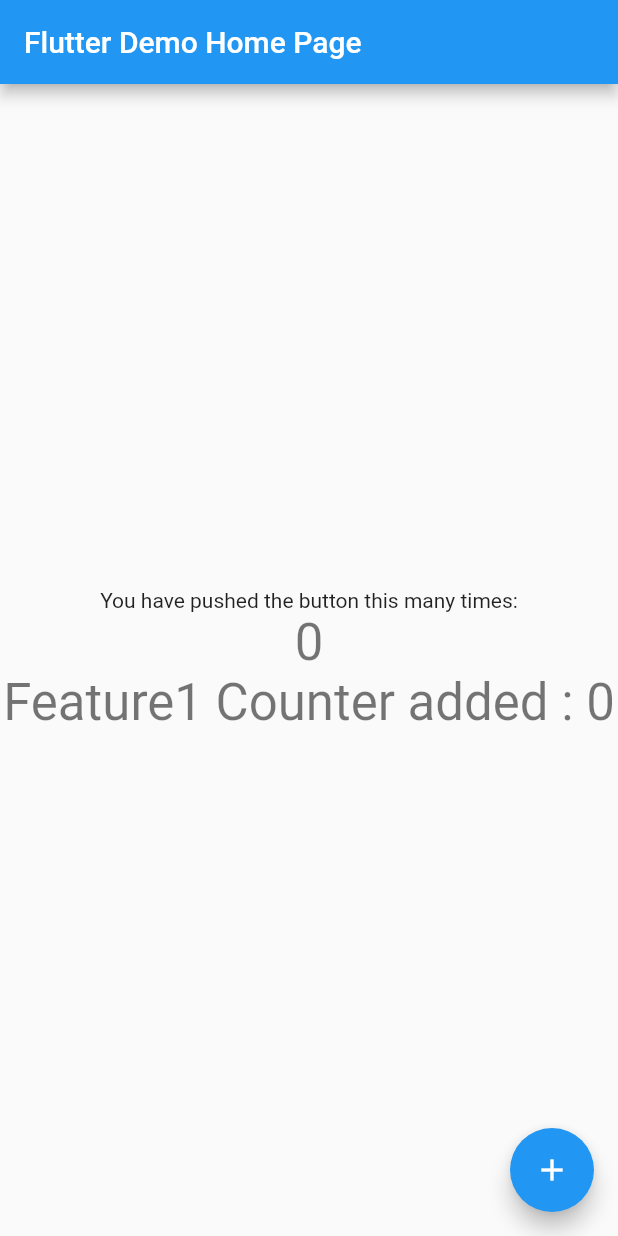
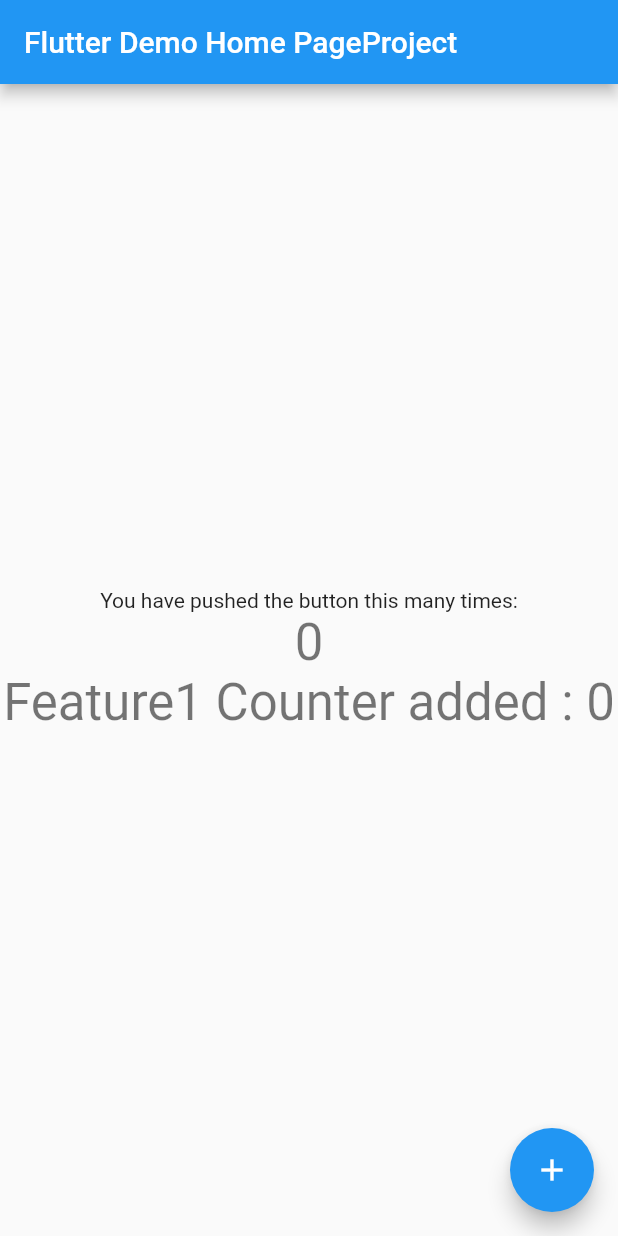
Before and after one commit to nikunjCRC/multidev, a Flutter app: the screen it shows after launch, on a phone screen of 412 x 824 dp. Run offline on Flutter 3.47's test engine with Material 2 defaults, Android fonts, the phone set to English and light mode, and no system bars.

Commit message:
App bar title changed

```diff
--- a/lib/main.dart
+++ b/lib/main.dart
@@ -73,7 +73,7 @@ class _MyHomePageState extends State<MyHomePage> {
       appBar: AppBar(
         // Here we take the value from the MyHomePage object that was created by
         // the App.build method, and use it to set our appbar title.
-        title: Text(widget.title),
+        title: Text(widget.title + "Project"),
       ),
       body: Center(
         // Center is a layout widget. It takes a single child and positions it
```
